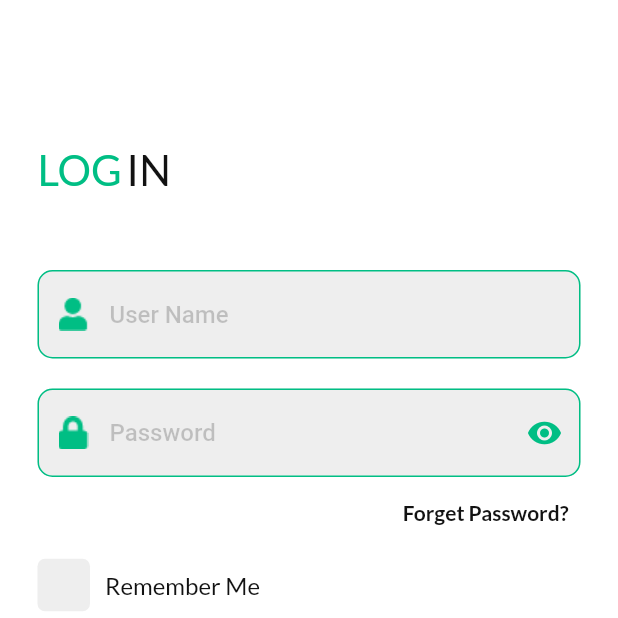
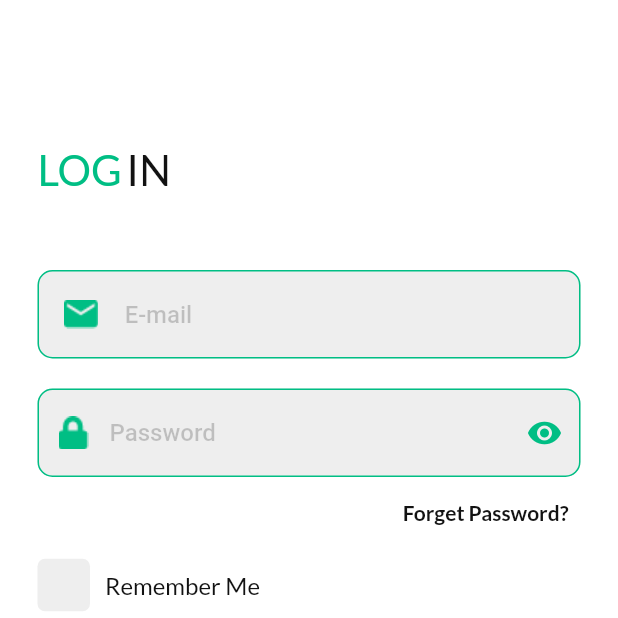
Before and after one commit to Mohamedd-Ashraf/E-commerce, a Flutter app: the screen it shows after launch, after a tap on "Get Started", on a phone screen of 412 x 824 dp, the top half of it. Run offline on Flutter 3.47's test engine with Material 2 defaults, Android fonts, the phone set to English and light mode, and no system bars; our stand-ins replace firebase_auth, firebase_core, get, google_fonts; accounts and stored records are empty.

Commit message:
firebase login & register

```diff
--- a/lib/main.dart
+++ b/lib/main.dart
@@ -1,9 +1,13 @@
+import 'package:firebase_core/firebase_core.dart';
+
 import 'routers/router.dart';
 import 'view/screen/welcome_screen.dart';
 import 'package:flutter/material.dart';
 import 'package:get/get.dart';
 
-void main() {
+void main() async {
+  WidgetsFlutterBinding.ensureInitialized();
+  await Firebase.initializeApp();
   runApp(const MyApp());
 }
 
--- a/lib/routers/router.dart
+++ b/lib/routers/router.dart
@@ -1,4 +1,5 @@
 import 'package:e_commerce/view/screen/auth/forget_password.dart';
+import 'package:e_commerce/view/screen/mainScreen.dart';
 
 import '../logic/bindings/auth_binding.dart';
 import '../view/screen/auth/login_screen.dart';
@@ -30,6 +31,11 @@ static const welcome = Routes.welcomeScreen;
       page: () =>  signUpScreen(),
       binding: AuthBinding(),
     )
+    ,GetPage(
+      name: Routes.mainScreen,
+      page: () =>  MainScreen(),
+      binding: AuthBinding(),
+    )
   ];
 
 
@@ -41,5 +47,6 @@ class Routes {
   static const loginScreen ="/loginScreen";
   static const signUpScreen ="/signUpScreen";
   static const authForgetPassWord ="/forgetPassowrd";
+  static const mainScreen ="/mainScreen";
 
 }
--- a/lib/view/screen/auth/login_screen.dart
+++ b/lib/view/screen/auth/login_screen.dart
@@ -16,7 +16,7 @@ import 'button.dart';
 
 class loginScreen extends StatelessWidget {
   loginScreen({Key? key}) : super(key: key);
-  final TextEditingController nameController = TextEditingController();
+  final TextEditingController emailController = TextEditingController();
   final TextEditingController passwordController = TextEditingController();
   final formKey = GlobalKey<FormState>();
   final controller = Get.find<AuthController>();
@@ -61,17 +61,16 @@ class loginScreen extends StatelessWidget {
                           height: 50,
                         ),
                         AuthTextFormFiels(
-                          controller: nameController,
+                          controller: emailController,
                           validatoion: (Value) {
-                            if (Value.toString().length >= 2 &&
-                                RegExp(validationName).hasMatch(Value)) {
+                            if (RegExp(validationEmail).hasMatch(Value)) {
                               return null;
                             } else
-                              return "Enter a Valid User Name";
+                              return "Enter a Valid E-mail";
                           },
-                          prefixIcon: Image.asset("assets/images/user.png",
+                          prefixIcon: Image.asset("assets/images/email.png",
                               color: darkModeWidgetColor),
-                          hintText: "User Name",
+                          hintText: "E-mail",
                         ),
                         SizedBox(
                           height: 20,
@@ -129,16 +128,27 @@ class loginScreen extends StatelessWidget {
                         SizedBox(
                           height: 20,
                         ),
-                        myButton(
+                        GetBuilder<AuthController>(builder: (_){
+                          return     myButton(
                           onPressed: () {
-                            // Get.isDarkMode.;
-                          },
+
+                              if (formKey.currentState!.validate()) {
+                                String name = emailController.text.trim(),
+                                    passowrd = passwordController.text;
+
+                                controller.LoginUsingFireBase(passowrd:passowrd ,  email:name);
+
+                              }
+
+                            },
+
                           text: myText(
                               text: "Log In",
                               size: 18,
                               color: darkModeBackGroundColor,
                               fontWeight: FontWeight.bold),
-                        ),
+                        ) ;
+                        }),
                         SizedBox(
                           height: 20,
                         ),
--- a/pubspec.yaml
+++ b/pubspec.yaml
@@ -28,6 +28,8 @@ environment:
 # versions available, run `flutter pub outdated`.
 dependencies:
   cupertino_icons: ^1.0.2
+  firebase_auth: ^3.7.0
+  firebase_core: ^1.21.1
   flutter:
     sdk: flutter
   flutter_lints: ^2.0.1
```
Also changed, not shown: lib/logic/controller/auth_controller.dart (+102 -7 lines), lib/view/screen/auth/signup_screen.dart (+32 -6 lines), lib/view/screen/mainScreen.dart (added, +13 -0 lines), lib/view/screen/auth/forgot_password_screen.dart (deleted), pubspec.lock, 5 other files.
